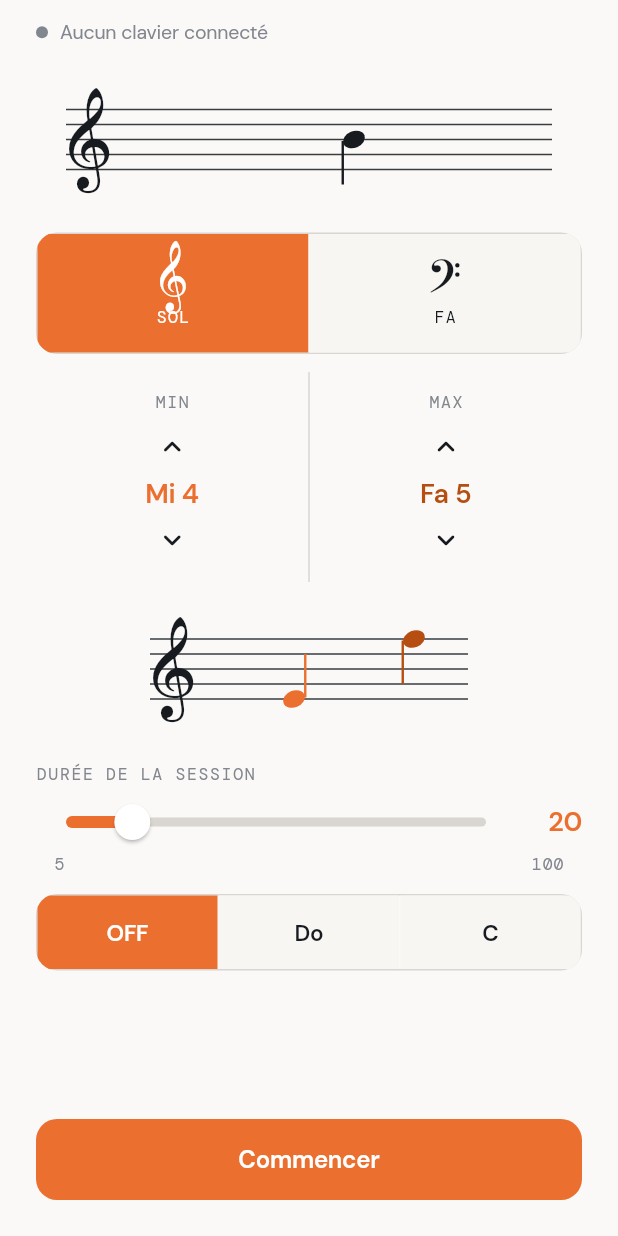
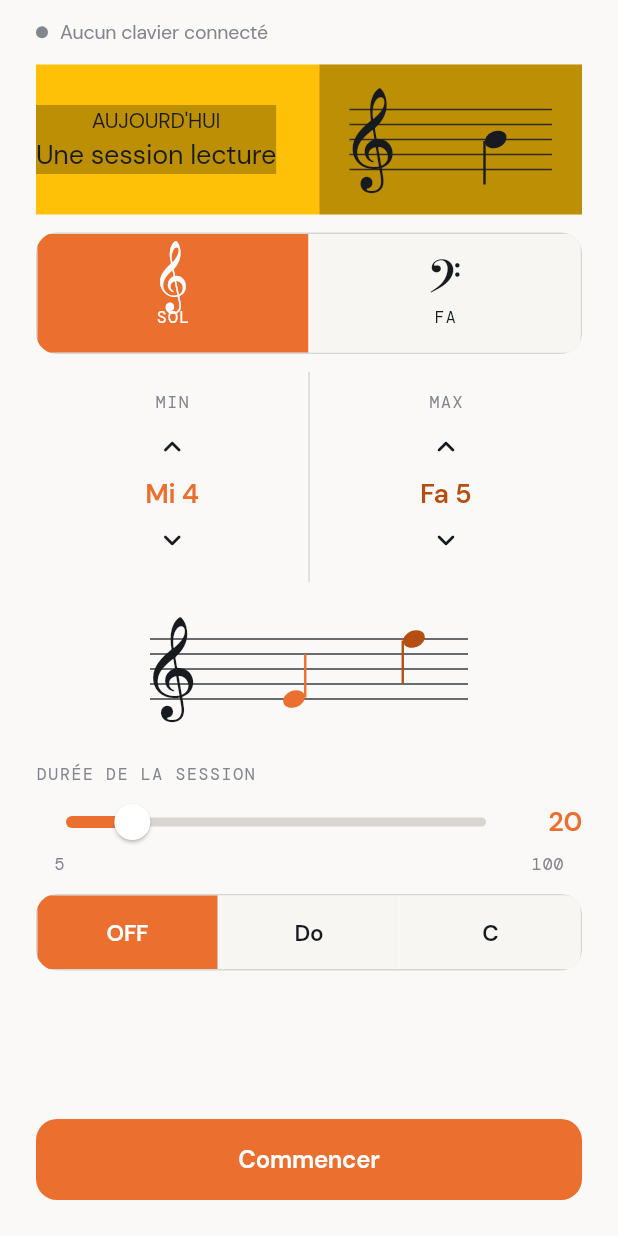
Before and after one commit to Akleodorion/key-starter, a Flutter app: the screen it shows after launch, on a phone screen of 412 x 824 dp. Run offline on Flutter 3.47's test engine with Material 3 defaults, Android fonts, the phone set to English and light mode, and no system bars; our stand-ins replace dartz, equatable, flutter_riverpod, get_it, google_fonts, shared_preferences; missing offline and left inert: flutter_midi_command.

Commit message:
Ajutable with for staff widget.

```diff
--- a/lib/core/widgets/staff_widget.dart
+++ b/lib/core/widgets/staff_widget.dart
@@ -14,6 +14,7 @@ class StaffWidget extends StatelessWidget {
   final bool showLetterBelow;
   final NoteLanguage language;
   final double height;
+  final double? staffwidth;
 
   const StaffWidget({
     super.key,
@@ -23,13 +24,14 @@ class StaffWidget extends StatelessWidget {
     this.showLetterBelow = false,
     this.language = NoteLanguage.fr,
     this.height = 100,
+    this.staffwidth
   });
 
   @override
   Widget build(BuildContext context) {
     return SizedBox(
       height: height,
-      width: double.infinity,
+      width: staffwidth ?? double.infinity,
       child: CustomPaint(
         painter: _StaffPainter(
           clef: clef,
--- a/lib/features/session/presentation/pages/session_setup_page.dart
+++ b/lib/features/session/presentation/pages/session_setup_page.dart
@@ -24,11 +24,16 @@ class SessionSetupPage extends ConsumerWidget {
     ref.listen<SessionSetupState>(sessionSetupNotifierProvider, (_, next) {
       if (next is SessionSetupCreated) {
         Navigator.of(context)
-            .push(MaterialPageRoute(
-              builder: (_) => LessonPage(session: next.session),
-            ))
-            .then((_) =>
-                ref.read(sessionSetupNotifierProvider.notifier).resetToReady());
+            .push(
+              MaterialPageRoute(
+                builder: (_) => LessonPage(session: next.session),
+              ),
+            )
+            .then(
+              (_) => ref
+                  .read(sessionSetupNotifierProvider.notifier)
+                  .resetToReady(),
+            );
       }
     });
 
@@ -42,13 +47,11 @@ class SessionSetupPage extends ConsumerWidget {
     };
   }
 
-  Widget _buildLoading() => const Scaffold(
-        body: Center(child: CircularProgressIndicator()),
-      );
+  Widget _buildLoading() =>
+      const Scaffold(body: Center(child: CircularProgressIndicator()));
 
-  Widget _buildError(String message) => Scaffold(
-        body: Center(child: Text(message)),
-      );
+  Widget _buildError(String message) =>
+      Scaffold(body: Center(child: Text(message)));
 
   Widget _buildForm(
     BuildContext context,
@@ -58,7 +61,8 @@ class SessionSetupPage extends ConsumerWidget {
     final notifier = ref.read(sessionSetupNotifierProvider.notifier);
     final diatonicStep = _bottomStep[state.clef]! + 4;
 
-    final midiConnected = ref.watch(midiConnectedProvider).asData?.value ?? false;
+    final midiConnected =
+        ref.watch(midiConnectedProvider).asData?.value ?? false;
 
     return Scaffold(
       backgroundColor: AppColors.ivory,
@@ -80,7 +84,9 @@ class SessionSetupPage extends ConsumerWidget {
                   ),
                   const SizedBox(width: 8),
                   Text(
-                    midiConnected ? 'Clavier connecté' : 'Aucun clavier connecté',
+                    midiConnected
+                        ? 'Clavier connecté'
+                        : 'Aucun clavier connecté',
                     style: AppTextStyles.ui(
                       size: 13,
                       color: midiConnected ? AppColors.ok : AppColors.inkMute,
@@ -95,9 +101,34 @@ class SessionSetupPage extends ConsumerWidget {
                 child: Column(
                   crossAxisAlignment: CrossAxisAlignment.start,
                   children: [
-                    StaffWidget(
-                      diatonicStep: diatonicStep,
-                      clef: state.clef,
+                    Container(
+                      color: Colors.amber,
+                      child: Row(
+                        mainAxisAlignment: MainAxisAlignment.spaceBetween,
+                        children: [
+                          Container(
+                            color: Colors.black26,
+                            child: Column(
+                              children: [
+                                Text("AUJOURD'HUI"),
+                                Text(
+                                  'Une session lecture',
+                                  style: TextStyle(fontSize: 18),
+                                ),
+                              ],
+                            ),
+                          ),
+
+                          Container(
+                            color: Colors.black26,
+                            child: StaffWidget(
+                              diatonicStep: diatonicStep,
+                              clef: state.clef,
+                              staffwidth: 175,
+                            ),
+                          ),
+                        ],
+                      ),
                     ),
                     const SizedBox(height: 12),
                     ClefSegmentedControl(
```
